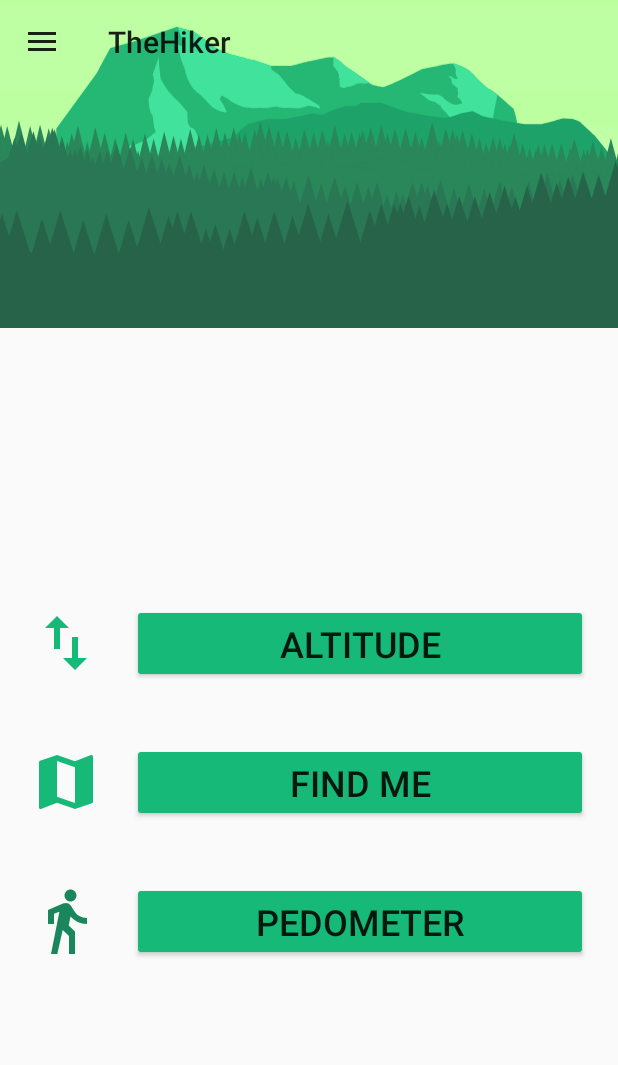
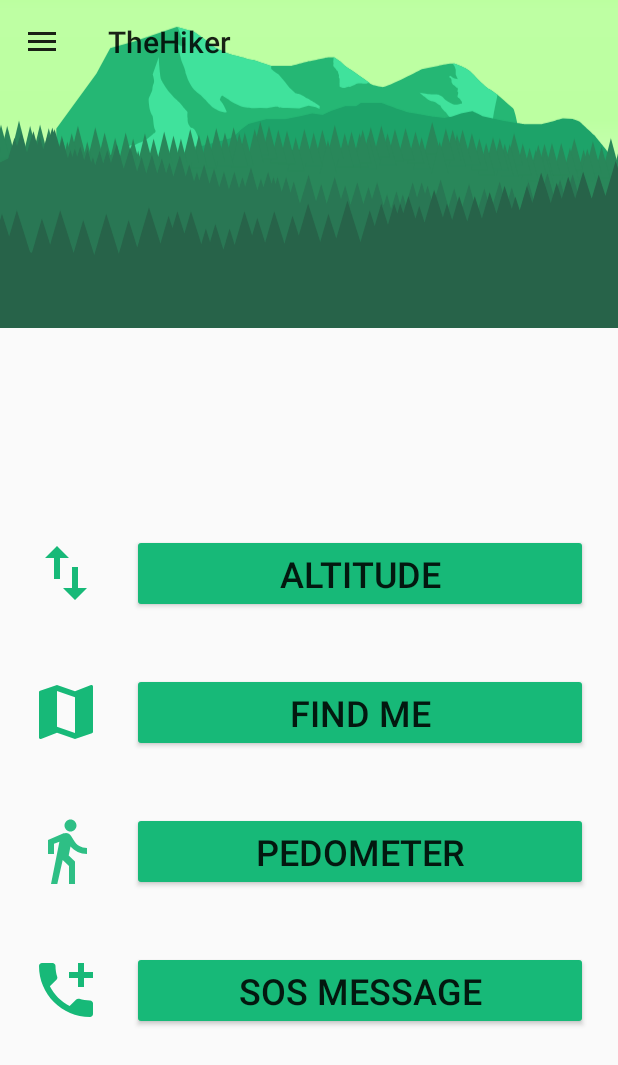
Before and after one commit to sw21-tug/Team_28, an Android app: the screen it shows after launch (MainActivity), on a phone screen of 412 x 824 dp. Shown: the top 1065 px of the screen. Run offline under Robolectric (Android 15) with nearby library versions, the phone set to English and light mode, and no system bars.

Commit message:
HIKER-55 Implemented SOS Button [SM, LT]

```diff
--- a/app/src/main/java/com/team28/thehiker/MainActivity.kt
+++ b/app/src/main/java/com/team28/thehiker/MainActivity.kt
@@ -23,6 +23,7 @@ import com.team28.thehiker.features.findme.FindMeActivity
 import com.team28.thehiker.features.humidity.HumidityActivity
 import com.team28.thehiker.features.humidity.HumidityWrapper
 import com.team28.thehiker.features.pedometer.PedometerActivity
+import com.team28.thehiker.features.sosmessage.SosMessageActivity
 import com.team28.thehiker.features.temperature.TemperatureActivity
 import com.team28.thehiker.features.temperature.TemperatureWrapper
 import com.team28.thehiker.permissions.PermissionHandler
@@ -134,6 +135,9 @@ class MainActivity : AppCompatActivity(), NavigationView.OnNavigationItemSelecte
             R.id.btn_pedometer -> {
                 intent = Intent(this, PedometerActivity::class.java)
             }
+            R.id.btn_sos -> {
+                intent = Intent(this, SosMessageActivity::class.java)
+            }
             else -> {
                 intent = Intent(this, MainActivity::class.java)
             }
--- /dev/null
+++ b/app/src/main/res/drawable/ic_baseline_add_ic_call_24.xml
@@ -0,0 +1,10 @@
+<vector xmlns:android="http://schemas.android.com/apk/res/android"
+    android:width="24dp"
+    android:height="24dp"
+    android:viewportWidth="24"
+    android:viewportHeight="24"
+    android:tint="?attr/colorControlNormal">
+  <path
+      android:fillColor="@android:color/white"
+      android:pathData="M20,15.5c-1.25,0 -2.45,-0.2 -3.57,-0.57 -0.35,-0.11 -0.74,-0.03 -1.02,0.24l-2.2,2.2c-2.83,-1.44 -5.15,-3.75 -6.59,-6.59l2.2,-2.21c0.28,-0.26 0.36,-0.65 0.25,-1C8.7,6.45 8.5,5.25 8.5,4c0,-0.55 -0.45,-1 -1,-1H4c-0.55,0 -1,0.45 -1,1 0,9.39 7.61,17 17,17 0.55,0 1,-0.45 1,-1v-3.5c0,-0.55 -0.45,-1 -1,-1zM21,6h-3V3h-2v3h-3v2h3v3h2V8h3z"/>
+</vector>
--- a/app/src/main/res/layout/activity_main.xml
+++ b/app/src/main/res/layout/activity_main.xml
@@ -130,7 +130,8 @@
                     android:layout_height="48dp"
                     android:layout_marginEnd="20dp"
                     app:srcCompat="@drawable/ic_baseline_directions_walk_24"
-                    android:contentDescription="@string/pedo_meter_image" />
+                    android:contentDescription="@string/pedo_meter_image"
+                    app:tint="@color/primary"/>
 
                 <Button
                     android:id="@+id/btn_pedometer"
@@ -165,6 +166,34 @@
                     style="@style/Base.TextAppearance.AppCompat.Widget.Button.MainMenuButton"
                     android:onClick="navigateTo"/>
             </LinearLayout>
+
+            <LinearLayout
+                    android:id="@+id/ll_sos"
+                    android:layout_width="match_parent"
+                    android:layout_height="wrap_content"
+                    android:orientation="horizontal"
+                    android:gravity="center"
+                    android:padding="20dp">
+
+                <ImageView
+                        android:id="@+id/imageViewSos"
+                        android:layout_width="48dp"
+                        android:layout_height="48dp"
+                        android:layout_marginEnd="20dp"
+                        app:srcCompat="@drawable/ic_baseline_add_ic_call_24"
+                        android:contentDescription="@string/sos_btn"
+                        app:tint="@color/primary" />
+
+                <Button
+                        android:id="@+id/btn_sos"
+                        style="@style/Base.TextAppearance.AppCompat.Widget.Button.MainMenuButton"
+                        android:layout_width="0dp"
+                        android:layout_height="wrap_content"
+                        android:layout_weight="1"
+                        android:onClick="navigateTo"
+                        android:text="@string/sos_btn" />
+            </LinearLayout>
+
         </LinearLayout>
 
     </ScrollView>
--- a/app/src/main/res/values/strings.xml
+++ b/app/src/main/res/values/strings.xml
@@ -32,4 +32,5 @@
     <string name="sms_message_sos">SOS!</string>
     <string name="sms_message_emergency_over">Emergency state is over!</string>
     <string name="title_activity_sos_message" translatable="false">SosMessageActivity</string>
+    <string name="sos_btn">SOS message</string>
 </resources>
```
Also changed, not shown: 2 other files.
